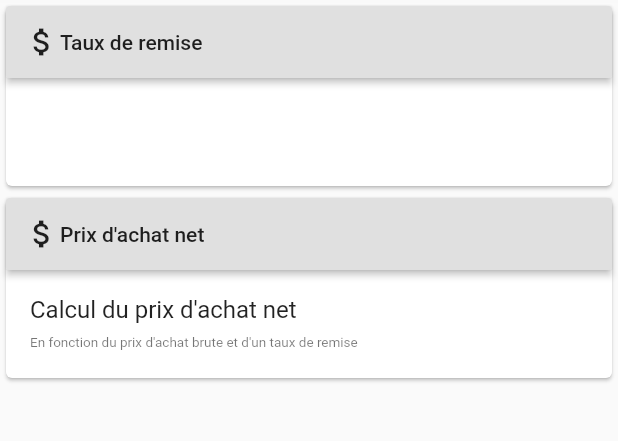
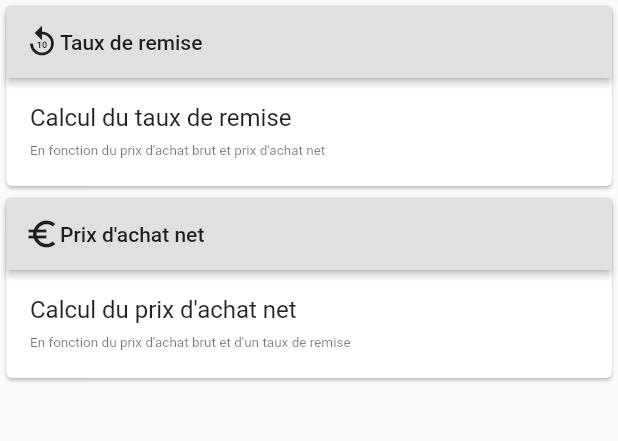
Before and after one commit to mspr-epsi-dev/APP-Niventis, a Flutter app: the screen it shows after launch, on a phone screen of 412 x 824 dp, the part 108-549 px from its top. Run offline on Flutter 3.47's test engine with Material 2 defaults, Android fonts, the phone set to English and light mode, and no system bars; missing offline and left inert: angular, angular_components.

Commit message:
Factorisation widget card et dialog calcul

```diff
--- a/lib/card.dart
+++ b/lib/card.dart
@@ -16,7 +16,7 @@ class _CalculCardWidgetState extends State<CalculCardWidget> {
             padding: EdgeInsets.all(12.0),
             child: Row(
               // Replace with a Row for horizontal icon + text
-              children: <Widget>[Icon(Icons.attach_money), Text(widget.titre)],
+              children: <Widget>[Icon(widget.icon), Text(widget.titre)],
             ),
             onPressed: () {
               _showDialog(context);
@@ -63,7 +63,7 @@ class _CalculCardWidgetState extends State<CalculCardWidget> {
                           )),
                       keyboardType: TextInputType.number,
                       onChanged: (newVal) {
-                        chiffreA = double.parse(newVal);
+                        chiffreA = widget.dialog.bTransformation(newVal);
                         _setResCalcul();
                       },
                     ),
@@ -77,7 +77,7 @@ class _CalculCardWidgetState extends State<CalculCardWidget> {
                           )),
                       keyboardType: TextInputType.number,
                       onChanged: (newVal) {
-                        chiffreB = double.parse(newVal) / 100;
+                          chiffreB = widget.dialog.bTransformation(newVal);
                         _setResCalcul();
                       },
                     ),
@@ -86,7 +86,8 @@ class _CalculCardWidgetState extends State<CalculCardWidget> {
               ),
             ),
             new SimpleDialogOption(
-              child: new Text(widget.dialog.labelResultat + " " + ": $_resCalcul€"),
+              child: new Text(
+                  widget.dialog.labelResultat + " " + ": $_resCalcul€"),
             ),
             new SimpleDialogOption(
               child: new FlatButton(
@@ -107,6 +108,7 @@ class CalculCardWidget extends StatefulWidget {
   const CalculCardWidget(
       {Key key,
       this.titre,
+      this.icon = Icons.euro_symbol,
       this.superDescription,
       this.description,
       this.dialog})
@@ -114,23 +116,33 @@ class CalculCardWidget extends StatefulWidget {
 
   final String titre;
 
+  final IconData icon;
+
   final String superDescription;
 
   final String description;
 
-  final CardDialog dialog;
+  final CalculCardDialog dialog;
 
   @override
   _CalculCardWidgetState createState() => _CalculCardWidgetState();
 }
 
-class CardDialog {
+class CalculCardDialog {
   final String titre;
   final String labelGauche;
   final String labelDroite;
   final String labelResultat;
   final Function(double, double) resultat;
+  final Function(String) aTranformation;
+  final Function(String) bTransformation;
 
-  const CardDialog({this.titre, this.labelGauche, this.labelDroite,
-      this.labelResultat, @required this.resultat});
+  const CalculCardDialog(
+      {this.titre,
+      this.labelGauche,
+      this.labelDroite,
+      this.labelResultat,
+      @required this.resultat,
+      @required this.aTranformation,
+      @required this.bTransformation});
 }
--- a/lib/main.dart
+++ b/lib/main.dart
@@ -40,24 +40,33 @@ class _MyHomePageState extends State<MyHomePage> {
           children: <Widget>[
             Text('Bienvenue sur la calculatrice de Niventis'),
             CalculCardWidget(
-              titre : "Taux de remise",
-              superDescription: "",
-              description: "",
-              dialog: CardDialog(
-                titre: "test",
-                labelGauche: "test",
-                labelDroite: "test",
-                labelResultat: "fez",
+              titre: "Taux de remise",
+              icon: Icons.replay_10,
+              superDescription: "Calcul du taux de remise",
+              description:
+                  "En fonction du prix d'achat brut et prix d'achat net",
+              dialog: CalculCardDialog(
+                titre: "Taux de remise",
+                labelGauche: "Prix d’achat net",
+                labelDroite: "Prix d’achat brut",
+                labelResultat: "Taux de remise",
                 resultat: (a, b) {
-                  return a * (1 - b);
+                  return (1 - a / b) * 100;
+                },
+                aTranformation: (a) {
+                  return double.parse(a);
+                },
+                bTransformation: (b) {
+                  return double.parse(b);
                 },
               ),
             ),
             CalculCardWidget(
-              titre : "Prix d'achat net",
+              titre: "Prix d'achat net",
               superDescription: "Calcul du prix d'achat net",
-              description: "En fonction du prix d'achat brute et d'un taux de remise",
-              dialog: CardDialog(
+              description:
+                  "En fonction du prix d'achat brut et d'un taux de remise",
+              dialog: CalculCardDialog(
                   titre: "Calcul prix d'achat net",
                   labelGauche: "Prix d'achat brut (€)",
                   labelDroite: "Taux de remise (%)",
@@ -65,7 +74,12 @@ class _MyHomePageState extends State<MyHomePage> {
                   resultat: (a, b) {
                     return a * (1 - b);
                   },
-              ),
+                  aTranformation: (a) {
+                    return double.parse(a);
+                  },
+                  bTransformation: (b) {
+                    return double.parse(b) / 100;
+                  }),
             ),
           ],
         ),
```
Lines whose indentation alone changed are shown as unchanged.
